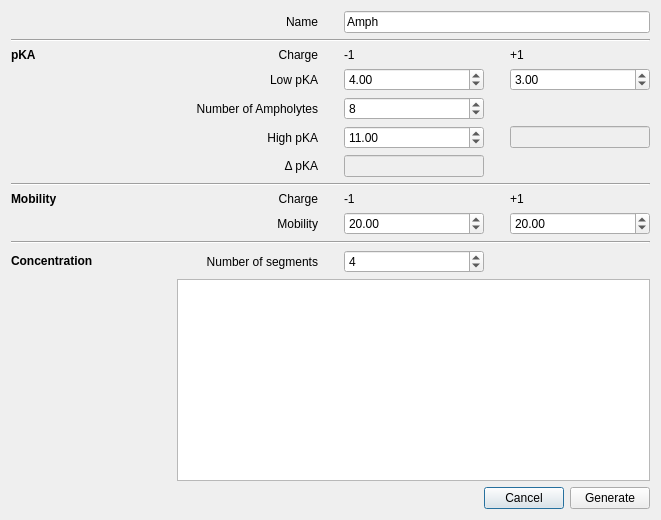
hobrasoft/simul6, file src/ampholines.ui: the form before one commit.
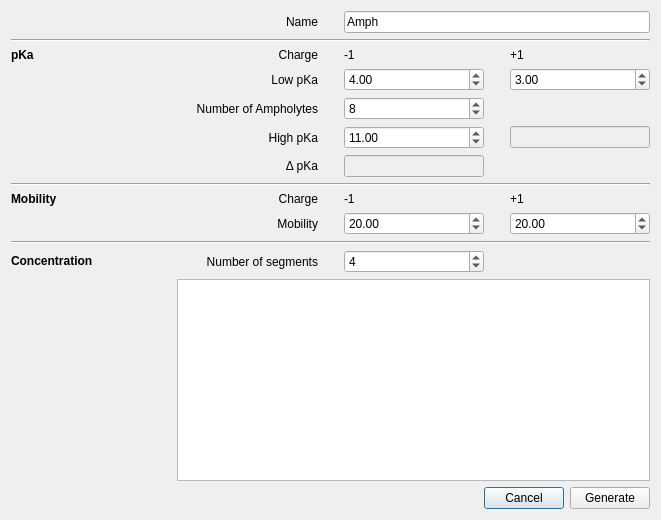
The form after the commit.

Commit message: Disabled NSIS, pKA -> pKa

Patch:
```diff
--- a/src/ampholines.ui
+++ b/src/ampholines.ui
@@ -193,7 +193,7 @@
      <item row="5" column="1">
       <widget class="QLabel" name="label_11">
        <property name="text">
-        <string>High pKA</string>
+        <string>High pKa</string>
        </property>
        <property name="alignment">
         <set>Qt::AlignRight|Qt::AlignTrailing|Qt::AlignVCenter</set>
@@ -223,7 +223,7 @@
      <item row="3" column="1">
       <widget class="QLabel" name="label_10">
        <property name="text">
-        <string>Low pKA</string>
+        <string>Low pKa</string>
        </property>
        <property name="alignment">
         <set>Qt::AlignRight|Qt::AlignTrailing|Qt::AlignVCenter</set>
@@ -256,14 +256,14 @@
      <item row="2" column="0">
       <widget class="QLabel" name="label_12">
        <property name="text">
-        <string>&lt;html&gt;&lt;head/&gt;&lt;body&gt;&lt;p&gt;&lt;span style=&quot; font-weight:600;&quot;&gt;pKA&lt;/span&gt;&lt;/p&gt;&lt;/body&gt;&lt;/html&gt;</string>
+        <string>&lt;html&gt;&lt;head/&gt;&lt;body&gt;&lt;p&gt;&lt;span style=&quot; font-weight:600;&quot;&gt;pKa&lt;/span&gt;&lt;/p&gt;&lt;/body&gt;&lt;/html&gt;</string>
        </property>
       </widget>
      </item>
      <item row="6" column="1">
       <widget class="QLabel" name="label_14">
        <property name="text">
-        <string>Δ pKA</string>
+        <string>Δ pKa</string>
        </property>
        <property name="alignment">
         <set>Qt::AlignRight|Qt::AlignTrailing|Qt::AlignVCenter</set>
```
The commit also changes 2 other files.
